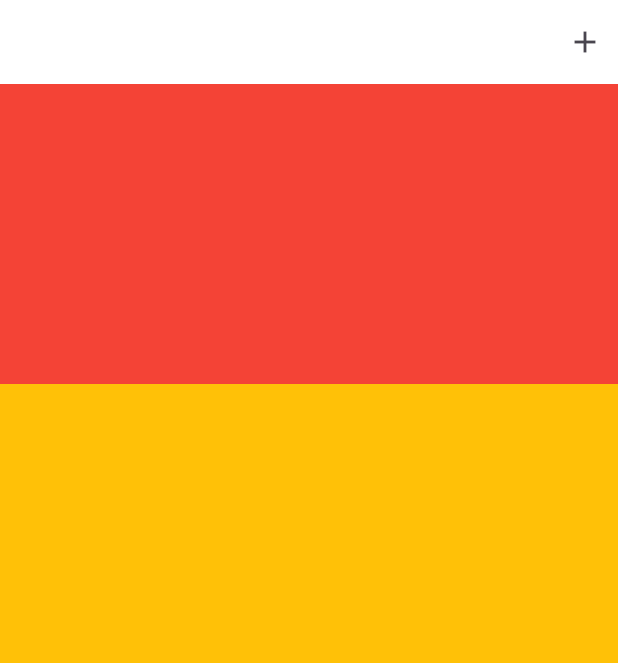
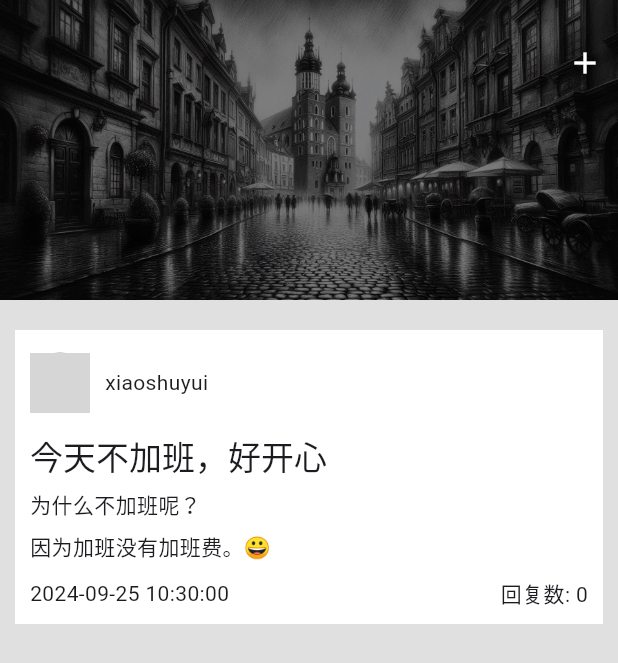
Before and after one commit to guchengxi1994/cyber_friend_circle, a Flutter app: the screen it shows after launch, on a phone screen of 412 x 824 dp. Shown: the top 663 px of the screen. Run offline on Flutter 3.47's test engine with Material 3 defaults, Android fonts, the phone set to English and light mode, and no system bars; drawn by our look-alikes of flutter_markdown; our stand-ins replace extended_image, flutter_riverpod, isar; missing offline and left inert: flutter_quill, langchain_lib, markdown_quill; accounts and stored records are empty; generated files the repository leaves out were written again; grey boxes are pictures that could not be loaded.

Commit message:
feat: update icon

```diff
--- /dev/null
+++ b/lib/components/circle/avatar.dart
@@ -0,0 +1,43 @@
+import 'dart:io';
+
+import 'package:cyber_friend_circle/isar/image.dart';
+import 'package:extended_image/extended_image.dart';
+import 'package:flutter/material.dart';
+
+class Avatar extends StatelessWidget {
+  Avatar(
+      {super.key, required this.avatar, required this.type, this.name = "N"}) {
+    assert(name.isNotEmpty);
+  }
+  final String? avatar;
+  final ImageType type;
+  final String name;
+
+  @override
+  Widget build(BuildContext context) {
+    return Container(
+      width: 40,
+      height: 40,
+      decoration: BoxDecoration(
+          color: type == ImageType.none ? Colors.red : Colors.white,
+          shape: BoxShape.circle,
+          border: Border.all(color: Colors.grey, width: 1),
+          image: avatar != null
+              ? DecorationImage(
+                  image: type == ImageType.asset
+                      ? ExtendedAssetImageProvider(avatar!)
+                      : type == ImageType.file
+                          ? ExtendedFileImageProvider(File(avatar!))
+                          : ExtendedNetworkImageProvider(avatar!))
+              : null),
+      child: avatar == null
+          ? Center(
+              child: Text(
+                name[0],
+                style: const TextStyle(fontWeight: FontWeight.bold),
+              ),
+            )
+          : null,
+    );
+  }
+}
--- a/lib/components/circle/circle_poster_widget.dart
+++ b/lib/components/circle/circle_poster_widget.dart
@@ -1,10 +1,58 @@
+import 'package:cyber_friend_circle/components/circle/avatar.dart';
+import 'package:cyber_friend_circle/isar/topic.dart';
+import 'package:cyber_friend_circle/isar/user.dart';
 import 'package:flutter/material.dart';
+import 'package:flutter_markdown/flutter_markdown.dart';
 
 class CirclePoster extends StatelessWidget {
-  const CirclePoster({super.key});
+  const CirclePoster({super.key, required this.topic, required this.user});
+  final Topic topic;
+  final User user;
 
   @override
   Widget build(BuildContext context) {
-    return Container();
+    return Container(
+      margin: const EdgeInsets.only(bottom: 10, left: 10, right: 10),
+      padding: const EdgeInsets.all(10),
+      decoration: const BoxDecoration(
+        color: Colors.white,
+      ),
+      child: Column(
+        mainAxisAlignment: MainAxisAlignment.start,
+        crossAxisAlignment: CrossAxisAlignment.start,
+        children: [
+          SizedBox(
+            height: 50,
+            child: Row(
+              mainAxisAlignment: MainAxisAlignment.start,
+              children: [
+                Avatar(
+                  avatar: user.avatar,
+                  type: user.avatarType,
+                  name: user.name ?? "N",
+                ),
+                const SizedBox(width: 10),
+                Text(user.name ?? "N"),
+              ],
+            ),
+          ),
+          const SizedBox(height: 10),
+          FittedBox(
+            child: MarkdownBody(data: topic.content ?? ""),
+          ),
+          const SizedBox(height: 10),
+          Row(
+            children: [
+              Text(DateTime.fromMillisecondsSinceEpoch(topic.createAt)
+                  .toLocal()
+                  .toString()
+                  .split(".")[0]),
+              const Spacer(),
+              Text("回复数: ${topic.replies.length}"),
+            ],
+          )
+        ],
+      ),
+    );
   }
 }
--- a/lib/components/circle/custom_scrollview.dart
+++ b/lib/components/circle/custom_scrollview.dart
@@ -1,28 +1,28 @@
+import 'package:cyber_friend_circle/screens/circle_posters_notifier.dart';
 import 'package:flutter/material.dart';
 import 'package:flutter/rendering.dart';
+import 'package:flutter_riverpod/flutter_riverpod.dart';
 
-class CustomScrollview extends StatefulWidget {
+class CustomScrollview extends ConsumerStatefulWidget {
   const CustomScrollview({super.key, required this.body, required this.header});
   final Widget header;
   final Widget body;
 
   @override
-  State<CustomScrollview> createState() => _CustomScrollviewState();
+  ConsumerState<CustomScrollview> createState() => _CustomScrollviewState();
 }
 
-class _CustomScrollviewState extends State<CustomScrollview> {
-  bool expanded = false;
+class _CustomScrollviewState extends ConsumerState<CustomScrollview> {
+  // bool expanded = false;
   final ScrollController controller = ScrollController();
 
   @override
   void initState() {
     super.initState();
     controller.addListener(() {
-      print(controller.position.userScrollDirection);
-
       if (controller.offset >= 150 &&
           controller.offset < 400 &&
-          expanded &&
+          ref.read(circlePostersProvider.select((v) => v.bgImageExpanded)) &&
           controller.position.userScrollDirection == ScrollDirection.reverse) {
         controller.animateTo(400,
             duration: const Duration(milliseconds: 100),
@@ -31,7 +31,7 @@ class _CustomScrollviewState extends State<CustomScrollview> {
 
       if (controller.offset >= 50 &&
           controller.offset < 200 &&
-          !expanded &&
+          !ref.read(circlePostersProvider.select((v) => v.bgImageExpanded)) &&
           controller.position.userScrollDirection == ScrollDirection.reverse) {
         controller.animateTo(200,
             duration: const Duration(milliseconds: 100),
@@ -48,26 +48,29 @@ class _CustomScrollviewState extends State<CustomScrollview> {
 
   @override
   Widget build(BuildContext context) {
+    double height =
+        ref.watch(circlePostersProvider.select((v) => v.bgImageExpanded))
+            ? 400
+            : 200;
     return SingleChildScrollView(
       controller: controller,
       child: Column(
         children: [
           GestureDetector(
             onTap: () {
-              setState(() {
-                expanded = !expanded;
-              });
+              ref.read(circlePostersProvider.notifier).changeBgExpand();
             },
             child: AnimatedContainer(
-              height: expanded ? 400 : 200,
+              height: height,
               duration: const Duration(milliseconds: 300),
               child: widget.header,
             ),
           ),
           Container(
+            height: MediaQuery.of(context).size.height - height,
             padding: const EdgeInsets.only(top: 20),
-            decoration: const BoxDecoration(
-              color: Colors.amber,
+            decoration: BoxDecoration(
+              color: Colors.grey[300],
             ),
             child: widget.body,
           )
--- a/lib/isar/database.dart
+++ b/lib/isar/database.dart
@@ -1,4 +1,5 @@
 import 'package:cyber_friend_circle/global/global.dart' show logger;
+import 'package:cyber_friend_circle/isar/board.dart';
 import 'package:cyber_friend_circle/isar/topic.dart';
 import 'package:cyber_friend_circle/isar/user.dart';
 import 'package:isar/isar.dart';
@@ -31,6 +32,7 @@ class IsarDatabase {
   late List<CollectionSchema<Object>> schemas = [
     UserSchema,
     TopicReplySchema,
-    TopicSchema
+    TopicSchema,
+    BoardSchema
   ];
 }
--- /dev/null
+++ b/lib/isar/image.dart
@@ -0,0 +1 @@
+enum ImageType { asset, url, file, none }
--- a/lib/isar/user.dart
+++ b/lib/isar/user.dart
@@ -1,10 +1,10 @@
 import 'package:isar/isar.dart';
+
+import 'image.dart';
 
 part 'user.g.dart';
 
 enum UserType { you, friend, blacklist }
-
-enum AvatarType { asset, url, file }
 
 @collection
 class User {
@@ -18,7 +18,7 @@ class User {
   UserType type = UserType.you;
 
   @Enumerated(EnumType.name)
-  AvatarType avatarType = AvatarType.asset;
+  ImageType avatarType = ImageType.asset;
 
   int createAt = DateTime.now().millisecondsSinceEpoch;
 }
--- /dev/null
+++ b/lib/screens/circle_posters_notifier.dart
@@ -0,0 +1,51 @@
+import 'package:cyber_friend_circle/isar/image.dart';
+import 'package:cyber_friend_circle/isar/topic.dart';
+import 'package:cyber_friend_circle/isar/user.dart';
+import 'package:flutter_riverpod/flutter_riverpod.dart';
+
+import 'circle_posters_state.dart';
+
+class CirclePostersNotifier extends AutoDisposeNotifier<CirclePostersState> {
+  @override
+  CirclePostersState build() {
+    /// TODO remove this test data
+
+    return CirclePostersState(topics: [
+      Topic()
+        ..content = """
+## 今天不加班，好开心
+
+为什么不加班呢？
+
+因为加班没有加班费。😀
+"""
+        ..createAt = DateTime.now().millisecondsSinceEpoch
+        ..id = 1
+    ]);
+  }
+
+  /// TODO remove this test data
+  User get user => User()
+    ..id = 1
+    ..name = "xiaoshuyui"
+    ..avatar = "assets/avatars/f1.webp"
+    ..type = UserType.you
+    ..avatarType = ImageType.asset;
+
+  void toggleBottom() {
+    state = state.copyWith(showBottom: !state.showBottom);
+  }
+
+  void changeBgExpand() {
+    state = state.copyWith(bgImageExpanded: !state.bgImageExpanded);
+  }
+
+  void changeInputExpand(bool b) {
+    state = state.copyWith(inputExpaned: b);
+  }
+}
+
+final circlePostersProvider =
+    AutoDisposeNotifierProvider<CirclePostersNotifier, CirclePostersState>(
+  CirclePostersNotifier.new,
+);
--- a/lib/screens/circle_posters_screen.dart
+++ b/lib/screens/circle_posters_screen.dart
@@ -1,78 +1,78 @@
 import 'dart:ui';
 
+import 'package:cyber_friend_circle/components/circle/circle_poster_widget.dart';
 import 'package:cyber_friend_circle/components/circle/custom_scrollview.dart';
+import 'package:cyber_friend_circle/screens/circle_posters_notifier.dart';
 import 'package:flutter/material.dart';
+import 'package:flutter_riverpod/flutter_riverpod.dart';
 
 import '../components/text_input/rich_text_input_field.dart';
 
-class CirclePostersScreen extends StatefulWidget {
+class CirclePostersScreen extends ConsumerStatefulWidget {
   const CirclePostersScreen({super.key});
 
   @override
-  State<CirclePostersScreen> createState() => _CirclePostersScreenState();
+  ConsumerState<CirclePostersScreen> createState() =>
+      _CirclePostersScreenState();
 }
 
-class _CirclePostersScreenState extends State<CirclePostersScreen> {
-  bool showBottom = false;
-  bool expanded = false;
-  double height = 200;
-
-  @override
-  void initState() {
-    super.initState();
-  }
-
-  @override
-  void dispose() {
-    super.dispose();
-  }
-
+class _CirclePostersScreenState extends ConsumerState<CirclePostersScreen> {
   @override
   Widget build(BuildContext context) {
-    return Scaffold(
-      appBar: !expanded
-          ? AppBar(
-              automaticallyImplyLeading: false,
-              elevation: 0,
-              backgroundColor: Colors.white,
-              actions: [
-                Padding(
-                  padding: const EdgeInsets.only(right: 10),
-                  child: InkWell(
-                    onTap: () {
-                      setState(() {
-                        showBottom = !showBottom;
-                      });
-                    },
-                    child: Icon(!showBottom ? Icons.add : Icons.remove),
-                  ),
-                )
-              ],
-            )
-          : null,
+    final state = ref.watch(circlePostersProvider);
+
+    return SafeArea(
+        child: Scaffold(
       body: Stack(
         children: [
           GestureDetector(
             onTap: () {
-              if (showBottom) {
-                setState(() {
-                  showBottom = !showBottom;
-                });
+              if (state.showBottom) {
+                ref.read(circlePostersProvider.notifier).toggleBottom();
               }
             },
             child: CustomScrollview(
-                header: Container(
-                  color: Colors.red,
+                header: Stack(
+                  children: [
+                    ColorFiltered(
+                      colorFilter: ColorFilter.mode(
+                          Colors.black.withOpacity(0.5),
+                          BlendMode.darken), // 为图片应用颜色过滤器
+                      child: Image.asset(
+                        "assets/bgs/bg1.jpeg",
+                        width: MediaQuery.of(context).size.width,
+                        // height: 300,
+                        fit: BoxFit.fitWidth,
+                      ),
+                    ),
+                    if (!state.inputExpaned)
+                      Positioned(
+                        top: 30,
+                        right: 10,
+                        child: InkWell(
+                          onTap: () {
+                            ref
+                                .read(circlePostersProvider.notifier)
+                                .toggleBottom();
+                          },
+                          child: Icon(
+                            !state.showBottom ? Icons.add : Icons.remove,
+                            color: Colors.white,
+                          ),
+                        ),
+                      )
+                  ],
                 ),
-                body: Container(
-                  padding: const EdgeInsets.only(top: 20),
-                  height: 1000,
-                  decoration: const BoxDecoration(
-                    color: Colors.amber,
-                  ),
+                body: Column(
+                  children: [
+                    CirclePoster(
+                      topic: state.topics[0],
+                      user: ref.read(circlePostersProvider.notifier).user,
+                    )
+                  ],
                 )),
           ),
-          if (showBottom)
+          if (state.showBottom)
             Positioned(
               bottom: 0,
               child: ClipRect(
@@ -89,20 +89,18 @@ class _CirclePostersScreenState extends State<CirclePostersScreen> {
                 ),
               ),
             ),
-          if (showBottom)
+          if (state.showBottom)
             Positioned(
               bottom: 5,
               child: RichTextInputField(
                 onSubmit: (String text) {},
                 onExpandChanged: (bool e) {
-                  setState(() {
-                    expanded = e;
-                  });
+                  ref.read(circlePostersProvider.notifier).changeInputExpand(e);
                 },
               ),
             )
         ],
       ),
-    );
+    ));
   }
 }
--- a/pubspec.yaml
+++ b/pubspec.yaml
@@ -12,6 +12,7 @@ environment:
 dependencies:
   animated_emoji: ^3.1.0
   cupertino_icons: ^1.0.8
+  extended_image: ^8.3.0
   flutter:
     sdk: flutter
   flutter_localizations:
@@ -37,6 +38,7 @@ dependencies:
 
 dev_dependencies:
   build_runner: any  # dart run build_runner build
+  flutter_launcher_icons: ^0.14.1 # dart run flutter_launcher_icons:generate
   flutter_lints: ^4.0.0
   flutter_test:
     sdk: flutter
@@ -50,5 +52,6 @@ flutter:
 
   assets:
     - assets/avatars/
+    - assets/bgs/
     - assets/emojis/
     - assets/AssetManifest.json
```
Also changed, not shown: assets/AssetManifest.json (+10 -0 lines), flutter_launcher_icons.yaml (added, +17 -0 lines), lib/components/text_input/rich_text_input_field.dart (+6 -2 lines), lib/isar/board.dart (added, +16 -0 lines), lib/screens/circle_posters_state.dart (added, +35 -0 lines), assets/bgs/bg1.jpeg (added), assets/bgs/bg2.jpeg (added), assets/bgs/bg3.jpeg (added), assets/bgs/bg4.jpeg (added), assets/icon.jpeg (added), lib/components/circle/circle_poster_reply_widget.dart (added), lib/isar/board.g.dart (added), lib/isar/user.g.dart, pubspec.lock, 50 other files.
